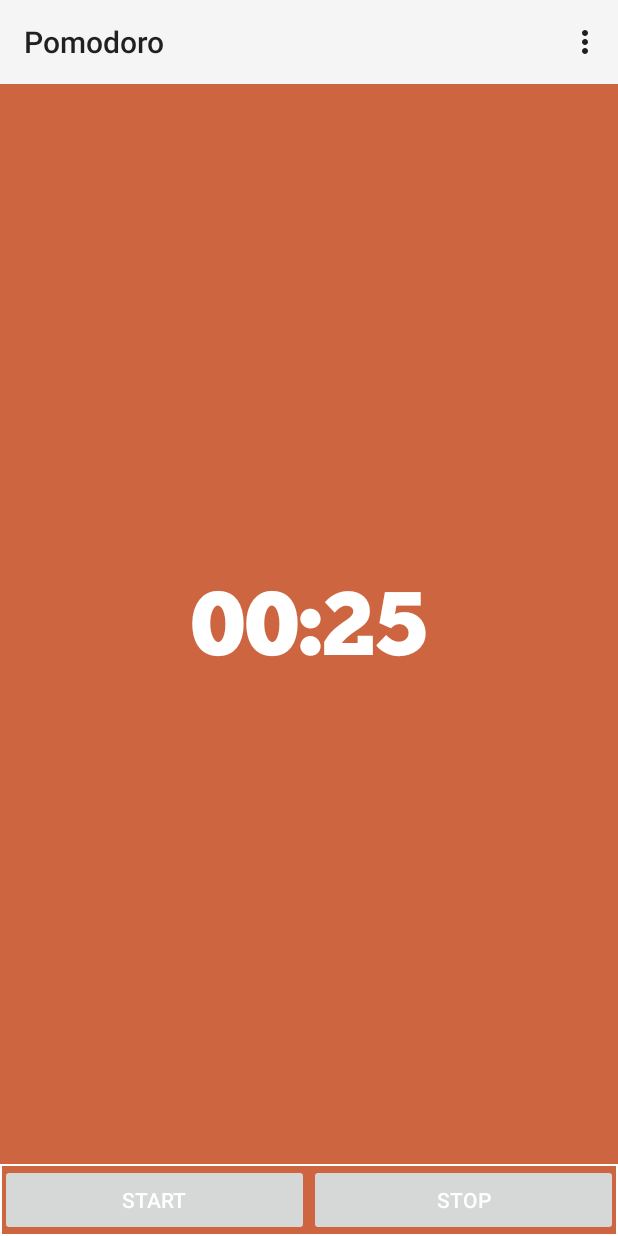
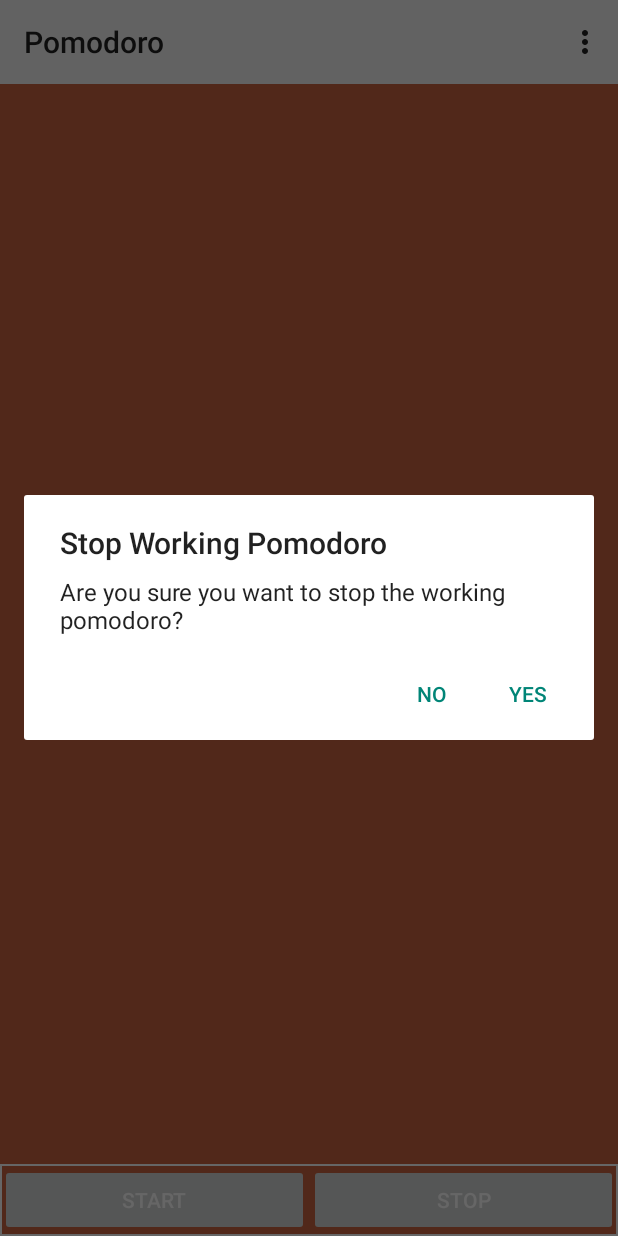
Before and after one commit to qqibrow/pomodoro, an Android app: the AlarmActivity screen opened directly, with no data from a screen before it, after a tap on "STOP", on a phone screen of 412 x 824 dp. Run offline under Robolectric (Android 15) with nearby library versions, the phone set to English and light mode, and no system bars; 1 statement that could not run was skipped; 1 other tap on this screen came first.

Commit message:
Adding alertdialog to both activities.

```diff
--- a/app/src/main/java/com/pomodoro/activities/AlarmActivity.java
+++ b/app/src/main/java/com/pomodoro/activities/AlarmActivity.java
@@ -4,6 +4,8 @@ import com.pomodoro.data.Task;
 import com.pomodoro.widgets.PomoTimer;
 import com.pomodoro.widgets.ProgressRingView;
 
+import android.app.AlertDialog;
+import android.content.DialogInterface;
 import android.media.Ringtone;
 import android.media.RingtoneManager;
 import android.net.Uri;
@@ -27,7 +29,7 @@ public class AlarmActivity extends ActionBarActivity {
 //    private final long REST_TIME = 5 * MINUTE;
 
 	// All the views.
-	private PomoTimer timer;
+	private PomoTimer pomoTimer;
 
 	// Some hardcode string which could move to configuration file.
 	private static final String CHUNK_FIVE = "fonts/Chunkfive.otf";
@@ -45,7 +47,7 @@ public class AlarmActivity extends ActionBarActivity {
         Intent intent = getIntent();
         task = intent.getParcelableExtra(AlarmActivity.POS);
 
-        // Setup timer with ringtone.
+        // Setup pomoTimer with ringtone.
         Uri notification = RingtoneManager
                 .getDefaultUri(RingtoneManager.TYPE_ALARM);
         Ringtone r = RingtoneManager.getRingtone(getApplicationContext(), notification);
@@ -65,6 +67,8 @@ public class AlarmActivity extends ActionBarActivity {
         } else {
             getParent().setResult(MainActivity.REQUEST_CODE, intent);
         }
+
+        // ATTENTION! This must be called at last!
         super.onBackPressed();
     }
 
@@ -77,8 +81,8 @@ public class AlarmActivity extends ActionBarActivity {
         Typeface font = Typeface.createFromAsset(getAssets(), CHUNK_FIVE);
         timerText.setTypeface(font);
 
-        timer = new PomoTimer(ring, timerText, ringtone);
-        timer.init();
+        pomoTimer = new PomoTimer(ring, timerText, ringtone);
+        pomoTimer.init();
     }
 
     private void setUpButtons() {
@@ -89,7 +93,7 @@ public class AlarmActivity extends ActionBarActivity {
         startBtn.setOnClickListener(new View.OnClickListener() {
             @Override
             public void onClick(View v) {
-                timer.start();
+                pomoTimer.start();
                 exchangeActivation(startBtn, stopBtn);
             }
         });
@@ -97,19 +101,64 @@ public class AlarmActivity extends ActionBarActivity {
         stopBtn.setOnClickListener(new View.OnClickListener() {
             @Override
             public void onClick(View v) {
-                timer.cancel();
-                exchangeActivation(stopBtn, startBtn);
+                String title;
+                String info;
+                if(pomoTimer.isWorkMode()) {
+                    title = "Stop Working Pomodoro";
+                    info = "Are you sure you want to stop the working pomodoro?";
+                    AlertDialog.Builder alertDialogBuilder = new AlertDialog.Builder(
+                            AlarmActivity.this);
+
+                    alertDialogBuilder
+                            .setTitle(title)
+                            .setMessage(info)
+                            .setCancelable(false)
+                            .setPositiveButton("Yes",new DialogInterface.OnClickListener() {
+                                public void onClick(DialogInterface dialog,int id) {
+                                    // if this button is clicked, stop working pomo.
+                                    pomoTimer.cancel();
+                                    exchangeActivation(stopBtn, startBtn);
+                                }
+                            })
+                            .setNegativeButton("No",new DialogInterface.OnClickListener() {
+                                public void onClick(DialogInterface dialog,int id) {
+                                    // if this button is clicked, just close
+                                    // the dialog box and do nothing
+                                    dialog.cancel();
+                                }
+                            });
+
+                    // create alert dialog
+                    AlertDialog alertDialog = alertDialogBuilder.create();
+
+                    // show it
+                    alertDialog.show();
+                } else {
+                    // If pomo is restmode and click stop, then it will just stop. and reset
+                    // to work mode.
+                    pomoTimer.toWorkMode();
+                }
+
             }
         });
 
-        timer.setOnFinishListener(new PomoTimer.onFinishListener() {
+        pomoTimer.setOnFinishListener(new PomoTimer.onFinishListener() {
 
             @Override
-            public void onFinish(PomoTimer pomo) {
+            public void onFinish(final PomoTimer pomo) {
+                // Make stop Button disactive, and start button active.
                 exchangeActivation(stopBtn, startBtn);
-                if(pomo.isWorkMode()) {
-                    task.advance();
-                    pomo.toRestMode();
+                if (pomo.isWorkMode()) {
+                    // show dialog.
+                    new AlertDialog.Builder(AlarmActivity.this)
+                            .setTitle("Congrats!")
+                            .setMessage("Congrats! You got ONE Pomodoro!")
+                            .setPositiveButton(android.R.string.yes, new DialogInterface.OnClickListener() {
+                                public void onClick(DialogInterface dialog, int which) {
+                                    task.advance();
+                                    pomo.toRestMode();
+                                }
+                            }).show();
                 } else {
                     pomo.toWorkMode();
                 }
--- a/app/src/main/java/com/pomodoro/widgets/PomoTimer.java
+++ b/app/src/main/java/com/pomodoro/widgets/PomoTimer.java
@@ -16,7 +16,7 @@ import java.util.concurrent.TimeUnit;
 public class PomoTimer extends RingTimer {
 
     public interface onFinishListener {
-        public void onFinish(PomoTimer pomo);
+        public void onFinish(final PomoTimer pomo);
     }
 
     private onFinishListener mOnFinishListener;
```
Also changed, not shown: app/src/main/java/com/pomodoro/activities/MainActivity.java (+33 -2 lines).
